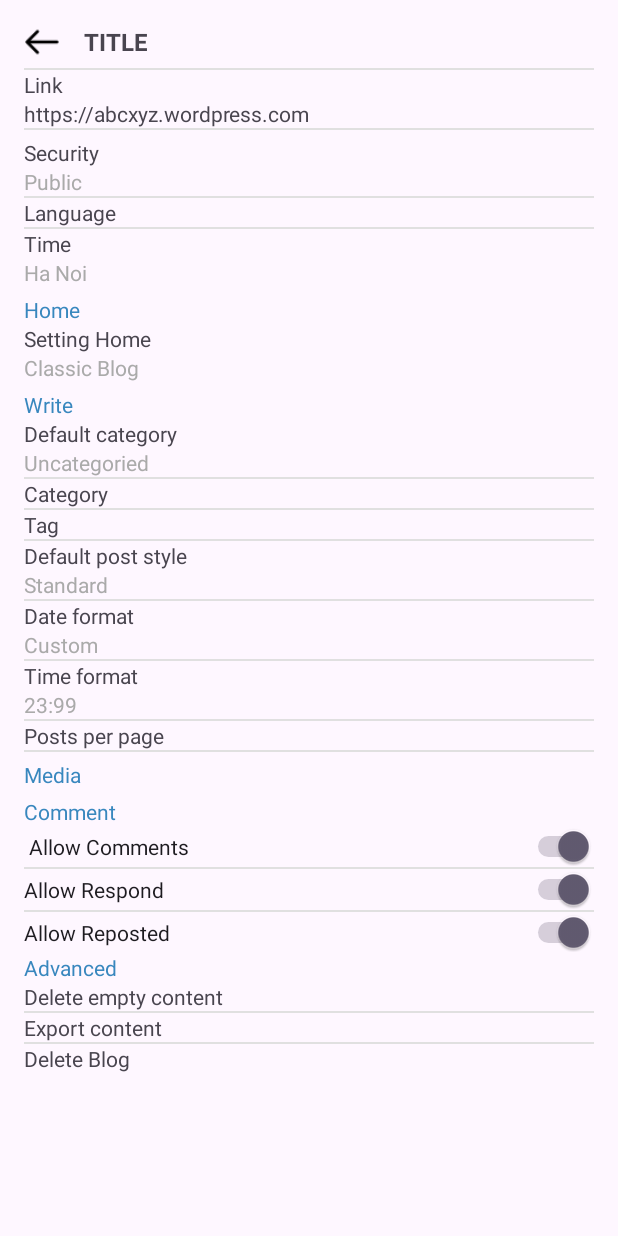
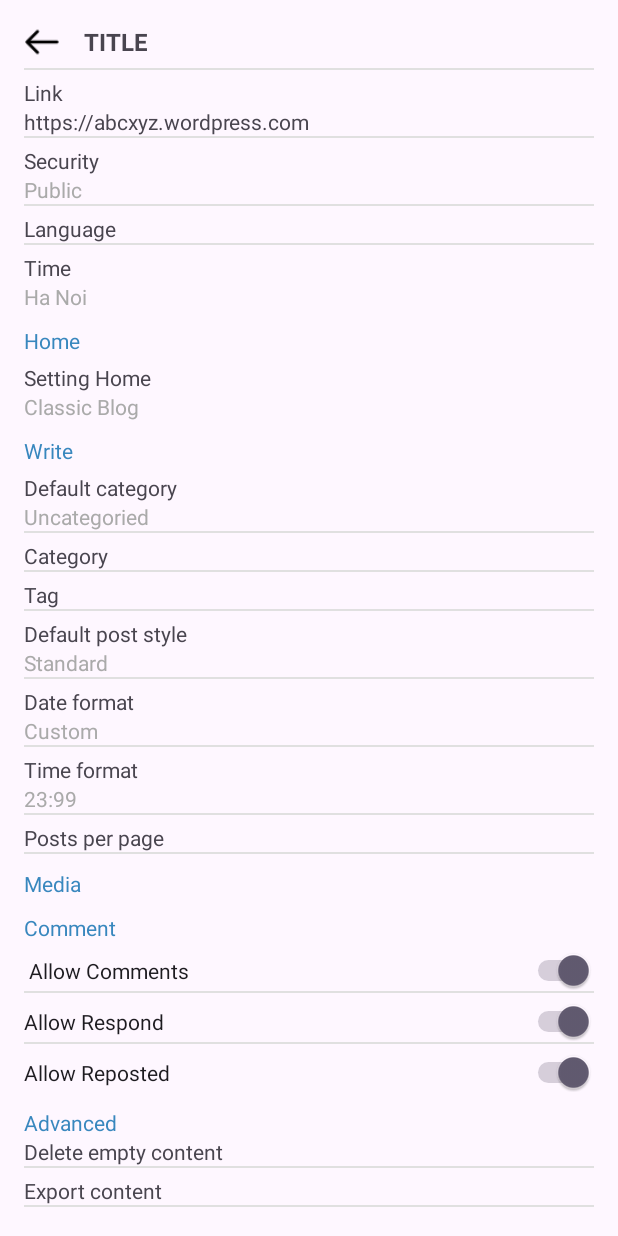
Before and after one commit to KasumiYae/wordpress-mobile-app-fork-, an Android app: the TitleActivity screen opened directly, with no data from a screen before it, on a phone screen of 412 x 824 dp. Run offline under Robolectric (Android 15) with nearby library versions, the phone set to English and light mode, and no system bars.

Commit message:
update title_activity.xml

```diff
--- a/app/src/main/res/layout/activity_title.xml
+++ b/app/src/main/res/layout/activity_title.xml
@@ -47,6 +47,7 @@
         <LinearLayout
             android:layout_width="match_parent"
             android:layout_height="wrap_content"
+            android:layout_marginTop="5dp"
             android:orientation="vertical">
 
             <TextView
@@ -100,6 +101,7 @@
             <TextView
                 android:layout_width="wrap_content"
                 android:layout_height="wrap_content"
+                android:layout_marginTop="5dp"
                 android:text="Language" />
         </LinearLayout>
         <View
@@ -110,6 +112,7 @@
         <LinearLayout
             android:layout_width="match_parent"
             android:layout_height="wrap_content"
+            android:layout_marginTop="5dp"
             android:orientation="vertical">
 
             <TextView
@@ -132,7 +135,7 @@
             android:layout_width="match_parent"
             android:layout_height="wrap_content"
             android:orientation="vertical"
-            android:layout_marginTop="5dp">
+            android:layout_marginTop="10dp">
 
             <TextView
                 android:layout_width="wrap_content"
@@ -144,6 +147,7 @@
                 android:id="@+id/setting_home_text"
                 android:layout_width="match_parent"
                 android:layout_height="wrap_content"
+                android:layout_marginTop="5dp"
                 android:text="Setting Home" />
 
             <TextView
@@ -158,7 +162,7 @@
         <LinearLayout
             android:layout_width="match_parent"
             android:layout_height="wrap_content"
-            android:layout_marginTop="5dp"
+            android:layout_marginTop="10dp"
             android:orientation="vertical">
 
             <TextView
@@ -171,6 +175,7 @@
                 android:id="@+id/Default_category_text"
                 android:layout_width="wrap_content"
                 android:layout_height="wrap_content"
+                android:layout_marginTop="5dp"
                 android:text="Default category"/>
 
             <TextView
@@ -187,6 +192,7 @@
             <TextView
                 android:layout_width="wrap_content"
                 android:layout_height="wrap_content"
+                android:layout_marginTop="5dp"
                 android:text="Category" />
 
             <View
@@ -197,6 +203,7 @@
             <TextView
                 android:layout_width="wrap_content"
                 android:layout_height="wrap_content"
+                android:layout_marginTop="5dp"
                 android:text="Tag"/>
 
             <View
@@ -208,6 +215,7 @@
                 android:id="@+id/Default_post_style_text"
                 android:layout_width="wrap_content"
                 android:layout_height="wrap_content"
+                android:layout_marginTop="5dp"
                 android:text="Default post style"/>
 
             <TextView
@@ -224,6 +232,7 @@
                 android:id="@+id/date_format_text"
                 android:layout_width="wrap_content"
                 android:layout_height="wrap_content"
+                android:layout_marginTop="5dp"
                 android:text="Date format"/>
 
             <TextView
@@ -241,6 +250,7 @@
                 android:id="@+id/time_format_text"
                 android:layout_width="wrap_content"
                 android:layout_height="wrap_content"
+                android:layout_marginTop="5dp"
                 android:text="Time format"/>
 
             <TextView
@@ -257,6 +267,7 @@
             <TextView
                 android:layout_width="wrap_content"
                 android:layout_height="wrap_content"
+                android:layout_marginTop="5dp"
                 android:text="Posts per page"/>
 
         </LinearLayout>
@@ -269,7 +280,7 @@
         <LinearLayout
             android:layout_width="match_parent"
             android:layout_height="wrap_content"
-            android:layout_marginTop="5dp"
+            android:layout_marginTop="10dp"
             android:orientation="vertical">
 
             <TextView
@@ -283,7 +294,7 @@
         <LinearLayout
             android:layout_width="match_parent"
             android:layout_height="wrap_content"
-            android:layout_marginTop="5dp"
+            android:layout_marginTop="10dp"
             android:orientation="vertical">
 
             <TextView
@@ -296,6 +307,7 @@
                 android:id="@+id/allow_comments_switch"
                 android:layout_width="match_parent"
                 android:layout_height="wrap_content"
+                android:layout_marginTop="5dp"
                 android:text=" Allow Comments"
                 android:checked="true"
                 tools:ignore="UseSwitchCompatOrMaterialXml" />
@@ -309,6 +321,7 @@
                 android:id="@+id/allow_Respond_switch"
                 android:layout_width="match_parent"
                 android:layout_height="wrap_content"
+                android:layout_marginTop="5dp"
                 android:text="Allow Respond"
                 android:checked="true"
                 tools:ignore="UseSwitchCompatOrMaterialXml" />
@@ -322,6 +335,7 @@
                 android:id="@+id/allow_repost_switch"
                 android:layout_width="match_parent"
                 android:layout_height="wrap_content"
+                android:layout_marginTop="5dp"
                 android:text="Allow Reposted"
                 android:checked="true"
                 tools:ignore="UseSwitchCompatOrMaterialXml" />
@@ -330,6 +344,7 @@
         <LinearLayout
             android:layout_width="match_parent"
             android:layout_height="wrap_content"
+            android:layout_marginTop="10dp"
             android:orientation="vertical">
 
             <TextView
@@ -352,6 +367,7 @@
             <TextView
                 android:layout_width="wrap_content"
                 android:layout_height="wrap_content"
+                android:layout_marginTop="5dp"
                 android:text="Export content"/>
 
             <View
@@ -362,6 +378,7 @@
             <TextView
                 android:layout_width="wrap_content"
                 android:layout_height="wrap_content"
+                android:layout_marginTop="5dp"
                 android:text="Delete Blog" />
 
         </LinearLayout>
```
